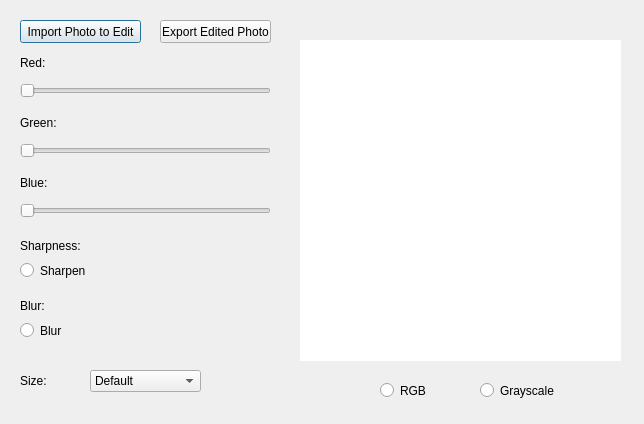
Claire-Hough/CS4650-DIP-backend, file app.ui: the form before one commit.
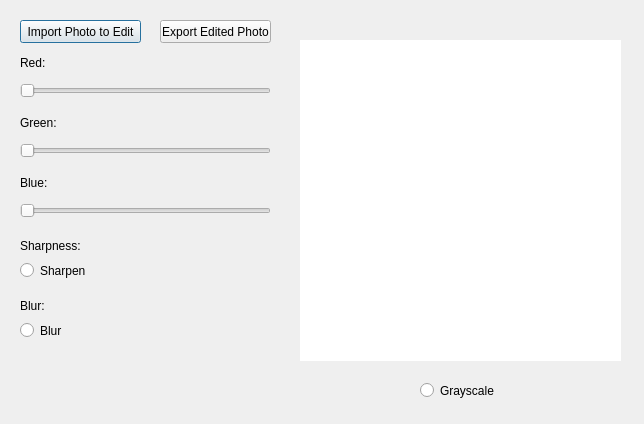
The form after the commit.

Commit message: Edited front end: removed size and rgb

```diff
--- a/app.ui
+++ b/app.ui
@@ -106,26 +106,10 @@
     <set>Qt::AlignCenter</set>
    </property>
   </widget>
-  <widget class="QRadioButton" name="rgbRadio">
-   <property name="geometry">
-    <rect>
-     <x>380</x>
-     <y>380</y>
-     <width>82</width>
-     <height>21</height>
-    </rect>
-   </property>
-   <property name="styleSheet">
-    <string notr="true">font: 12pt &quot;MS Shell Dlg 2&quot;;</string>
-   </property>
-   <property name="text">
-    <string>RGB</string>
-   </property>
-  </widget>
   <widget class="QRadioButton" name="grayscaleRadio">
    <property name="geometry">
     <rect>
-     <x>480</x>
+     <x>420</x>
      <y>380</y>
      <width>91</width>
      <height>21</height>
@@ -183,26 +167,6 @@
     <string>Blur</string>
    </property>
   </widget>
-  <widget class="QComboBox" name="sizeBox">
-   <property name="geometry">
-    <rect>
-     <x>90</x>
-     <y>370</y>
-     <width>111</width>
-     <height>22</height>
-    </rect>
-   </property>
-   <item>
-    <property name="text">
-     <string>Default</string>
-    </property>
-   </item>
-   <item>
-    <property name="text">
-     <string>~Placeholder~</string>
-    </property>
-   </item>
-  </widget>
   <widget class="QLabel" name="redLabel">
    <property name="geometry">
     <rect>
@@ -283,22 +247,6 @@
     <string>Blur:</string>
    </property>
   </widget>
-  <widget class="QLabel" name="sizeLabel">
-   <property name="geometry">
-    <rect>
-     <x>20</x>
-     <y>370</y>
-     <width>47</width>
-     <height>21</height>
-    </rect>
-   </property>
-   <property name="styleSheet">
-    <string notr="true">font: 12pt &quot;MS Shell Dlg 2&quot;;</string>
-   </property>
-   <property name="text">
-    <string>Size:</string>
-   </property>
-  </widget>
   <widget class="QLabel" name="errorSuccess">
    <property name="geometry">
     <rect>
```
Left out of the diff: 2 changed lines with no effect on the pictures. The commit also changes 1 other file.
